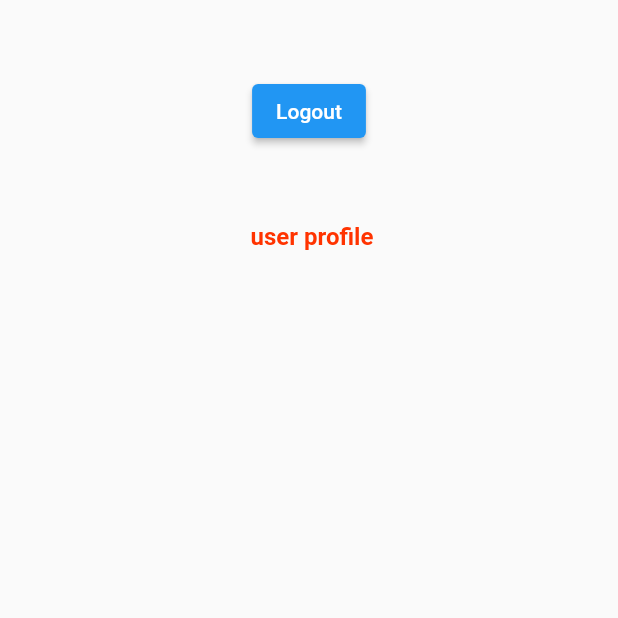
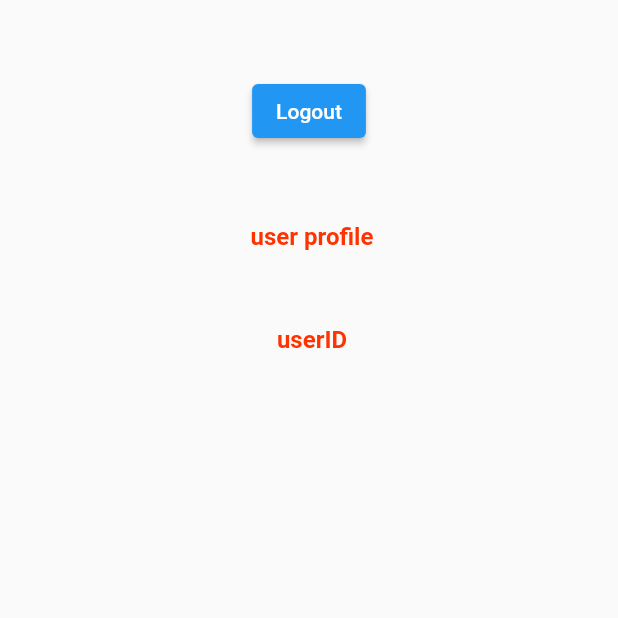
Before and after one commit to ilovengochuyen/BTL-mobile, a Flutter app: the HomeScreen screen opened directly, on a phone screen of 412 x 824 dp, the top half of it. Run offline on Flutter 3.47's test engine with Material 2 defaults, Android fonts, the phone set to English and light mode, and no system bars; our stand-ins replace carousel_slider, cloud_firestore, firebase_auth, firebase_core; missing offline and left inert: dart:ffi; accounts and stored records are empty.

Commit message:
state Provider

```diff
--- /dev/null
+++ b/lib/providers/UserID.dart
@@ -0,0 +1,10 @@
+import 'package:cloud_firestore/cloud_firestore.dart';
+import 'package:flutter/material.dart';
+import 'package:manga/model/ComicModel.dart';
+
+class UserProvider with ChangeNotifier {
+    String _userId = "ha";
+
+    getUser() => _userId;
+    setUser(String userId) => _userId = userId;
+}
--- a/lib/screens/home_screen.dart
+++ b/lib/screens/home_screen.dart
@@ -1,7 +1,8 @@
 import 'package:firebase_auth/firebase_auth.dart';
-import 'package:manga/screens/startScreen.dart';
 import 'package:flutter/material.dart';
 import 'package:manga/screens/screens.dart';
+import 'package:manga/providers/UserID.dart';
+import 'package:provider/provider.dart';
 
 class HomeScreen extends StatefulWidget {
   const HomeScreen({Key? key}) : super(key: key);
@@ -11,8 +12,13 @@ class HomeScreen extends StatefulWidget {
 }
 
 class _HomeScreenState extends State<HomeScreen> {
+  String data = "a";
   @override
+
+
   Widget build(BuildContext context) {
+
+    final userProfile = Provider.of<UserProvider>(context);
     return Scaffold(
       body: SingleChildScrollView(
         child: Container(
@@ -38,16 +44,31 @@ class _HomeScreenState extends State<HomeScreen> {
                   height: 50,
                 ),
                   GestureDetector(
-                    onTap: (){
-                      FirebaseAuth.instance.signOut().then((value) => {
-                        print("Sign out"),
+                    onTap: () {
                         Navigator.push(context,
-                          MaterialPageRoute(builder: (context) => UserProfile())),
-                      });
+                          MaterialPageRoute(builder: (context) => UserProfile()));
                       //Navigator.push(context, MaterialPageRoute(builder: (context)=> const resetPassword()));
                     },
                     child: const Text(
                         " user profile",
+                        style: TextStyle(
+                            fontWeight: FontWeight.w600,
+                            fontSize: 16,
+                            color: Color(0xffff3300)
+                        )),
+
+                  ),
+                const SizedBox(
+                  height: 50,
+                ),                  GestureDetector(
+                    onTap: (){
+                      //userProfile.setUser("12334");
+                          print("UseId: ${userProfile.getUser()}")  ;
+
+                      //Navigator.push(context, MaterialPageRoute(builder: (context)=> const resetPassword()));
+                    },
+                    child: const Text(
+                        " userID",
                         style: TextStyle(
                             fontWeight: FontWeight.w600,
                             fontSize: 16,
--- a/lib/screens/startScreen.dart
+++ b/lib/screens/startScreen.dart
@@ -48,6 +48,7 @@ class StartScreenState extends State<StartScreen> {
                 color: Colors.deepOrange,
                 textColor: Colors.white,
                 press: () {Navigator.pushNamed(context, 'login');
+
                 },
               ),
               RoundedButton(
--- a/lib/widgets/reusable_widget.dart
+++ b/lib/widgets/reusable_widget.dart
@@ -50,7 +50,7 @@ Container firebaseUIButton(BuildContext context, double containerHeight,  String
     decoration: BoxDecoration(borderRadius: BorderRadius.circular(90)),
     child: ElevatedButton(
       onPressed: () {
-        Navigator.push(context, MaterialPageRoute(builder: (context)=> HomeScreen()));
+        onTap();
       },
       child: Text(
         title,
```
Also changed, not shown: lib/main.dart (+11 -6 lines), lib/screens/login.dart (+14 -2 lines).
